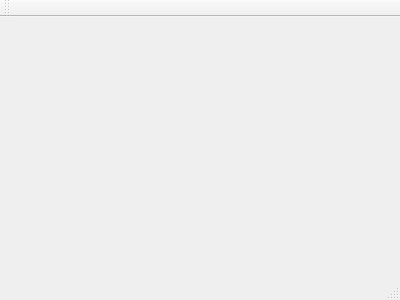
First picture: the form in QtPi/mainwindow.ui, repository kzhereb/knu-is-ooop2019, before the edit.
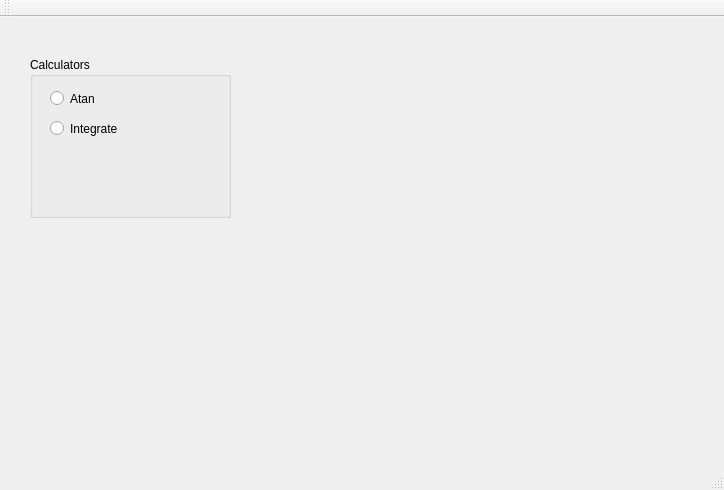
Second picture: the form after the edit.

Commit message: Radio buttons to select calculator

```diff
--- a/QtPi/mainwindow.ui
+++ b/QtPi/mainwindow.ui
@@ -1,24 +1,79 @@
 <ui version="4.0">
  <class>MainWindow</class>
- <widget class="QMainWindow" name="MainWindow" >
-  <property name="geometry" >
+ <widget class="QMainWindow" name="MainWindow">
+  <property name="geometry">
    <rect>
     <x>0</x>
     <y>0</y>
-    <width>400</width>
-    <height>300</height>
+    <width>724</width>
+    <height>490</height>
    </rect>
   </property>
   <property name="windowTitle" >
    <string>MainWindow</string>
   </property>
-  <widget class="QMenuBar" name="menuBar" />
-  <widget class="QToolBar" name="mainToolBar" />
-  <widget class="QWidget" name="centralWidget" />
-  <widget class="QStatusBar" name="statusBar" />
+  <widget class="QWidget" name="centralWidget">
+   <widget class="QGroupBox" name="grbCalculators">
+    <property name="geometry">
+     <rect>
+      <x>30</x>
+      <y>40</y>
+      <width>201</width>
+      <height>161</height>
+     </rect>
+    </property>
+    <property name="title">
+     <string>Calculators</string>
+    </property>
+    <widget class="QRadioButton" name="rbAtan">
+     <property name="geometry">
+      <rect>
+       <x>20</x>
+       <y>30</y>
+       <width>109</width>
+       <height>23</height>
+      </rect>
+     </property>
+     <property name="text">
+      <string>Atan</string>
+     </property>
+    </widget>
+    <widget class="QRadioButton" name="rbIntegrate">
+     <property name="geometry">
+      <rect>
+       <x>20</x>
+       <y>60</y>
+       <width>109</width>
+       <height>23</height>
+      </rect>
+     </property>
+     <property name="text">
+      <string>Integrate</string>
+     </property>
+    </widget>
+   </widget>
+  </widget>
+  <widget class="QMenuBar" name="menuBar">
+   <property name="geometry">
+    <rect>
+     <x>0</x>
+     <y>0</y>
+     <width>724</width>
+     <height>26</height>
+    </rect>
+   </property>
+  </widget>
+  <widget class="QToolBar" name="mainToolBar">
+   <attribute name="toolBarArea">
+    <enum>TopToolBarArea</enum>
+   </attribute>
+   <attribute name="toolBarBreak">
+    <bool>false</bool>
+   </attribute>
+  </widget>
+  <widget class="QStatusBar" name="statusBar"/>
  </widget>
- <layoutDefault spacing="6" margin="11" />
- <pixmapfunction></pixmapfunction>
+ <layoutdefault spacing="6" margin="11"/>
  <resources/>
  <connections/>
 </ui>
```
Left out of the diff: 3 changed lines with no effect on the pictures. The commit also changes 2 other files.
